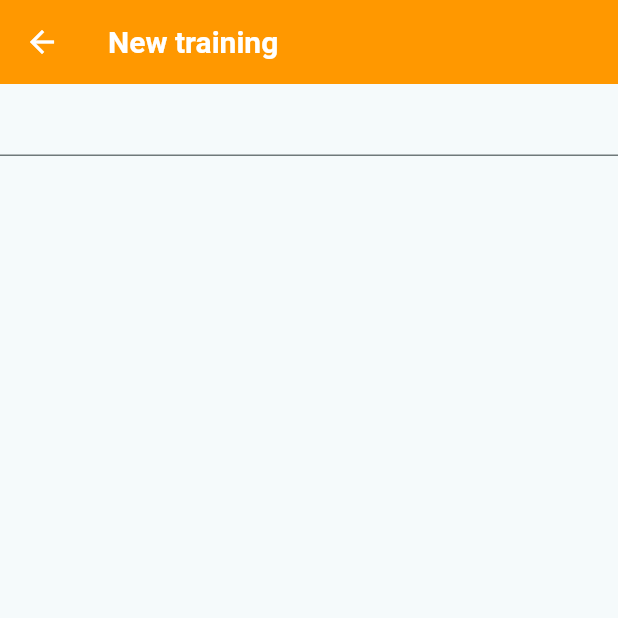
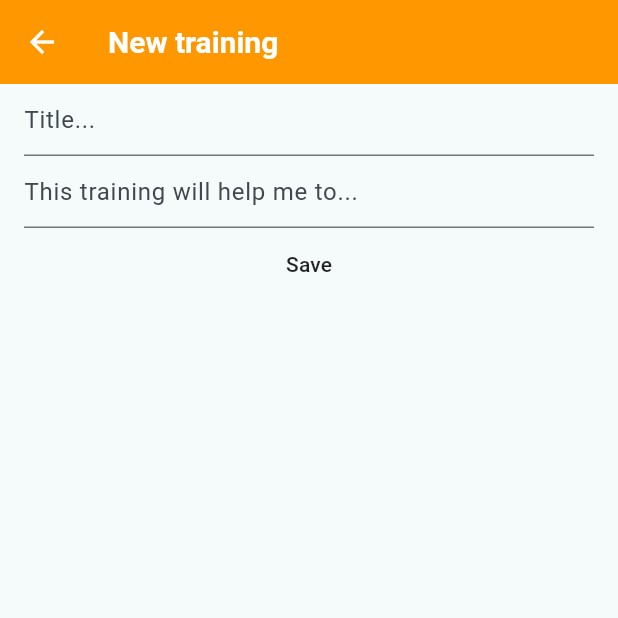
Before and after one commit to G3nD4/flutter_trainigs_diary, a Flutter app: the screen it shows after launch, item 2 of the bottom bar chosen, after a tap on the "add circle" icon, on a phone screen of 412 x 824 dp, the top half of it. Run offline on Flutter 3.47's test engine with Material 2 defaults, Android fonts, the phone set to English and light mode, and no system bars; our stand-ins replace bloc, flutter_bloc, shared_preferences.

Commit message:
feat[app]: added adding training plain feature and training screen

```diff
--- a/lib/home_page.dart
+++ b/lib/home_page.dart
@@ -23,7 +23,7 @@ class _HomePageState extends State<HomePage> {
     super.initState();
   }
 
-  static const List<String> _titles = ['Stopwatch', 'Trainings diary'];
+  static const List<String> _titles = ['Stopwatch', 'My trainings'];
 
   @override
   Widget build(BuildContext context) {
--- a/lib/main.dart
+++ b/lib/main.dart
@@ -1,5 +1,7 @@
 import 'package:flutter/material.dart';
+import 'package:flutter_bloc/flutter_bloc.dart';
 import 'package:sport_app/home_page.dart';
+import 'package:sport_app/trainings/bloc/trainings_bloc.dart';
 
 void main() {
   runApp(const SportApp());
@@ -15,7 +17,13 @@ class SportApp extends StatefulWidget {
 class _SportAppState extends State<SportApp> {
   @override
   Widget build(BuildContext context) {
-    return MaterialApp(
+    return MultiBlocProvider(
+      providers: [
+        BlocProvider<TrainingsBloc>(
+          create: (context) => TrainingsBloc(),
+        ),
+      ],
+      child: MaterialApp(
         title: 'Training diary',
         theme: ThemeData(
           appBarTheme: const AppBarTheme(
@@ -33,6 +41,7 @@ class _SportAppState extends State<SportApp> {
         ),
         darkTheme: ThemeData.dark(),
         home: const HomePage(),
+      ),
     );
   }
 }
--- /dev/null
+++ b/lib/trainings/bloc/trainings_bloc.dart
@@ -0,0 +1,28 @@
+import 'package:bloc/bloc.dart';
+import 'package:sport_app/utils/models/training_plan_model.dart';
+import 'package:sport_app/utils/services/preferences_service.dart';
+
+part 'trainings_event.dart';
+part 'trainings_state.dart';
+
+class TrainingsBloc extends Bloc<TrainingsEvent, TrainingsState> {
+  late final List<TrainingPlan> trainings;
+
+  TrainingsBloc() : super(TrainingsInitial()) {
+    on<TrainingsLoadEvent>(_loadTrainings);
+    on<AddTrainingEvent>(_addTraining);
+  }
+
+  void _loadTrainings(TrainingsLoadEvent event, Emitter<TrainingsState> emit) async {
+    emit(TrainingsLoading());
+    trainings = await getTrainings() ?? [];
+    emit(TrainingsLoaded(trainings));
+  }
+
+  void _addTraining(AddTrainingEvent event, Emitter<TrainingsState> emit) async {
+    emit(TrainingsLoading());
+    trainings.add(event.training);
+    await updateTrainings(trainings);
+    emit(TrainingsLoaded(trainings));
+  }
+}
--- /dev/null
+++ b/lib/trainings/bloc/trainings_event.dart
@@ -0,0 +1,13 @@
+part of 'trainings_bloc.dart';
+
+abstract class TrainingsEvent {}
+
+class TrainingsLoadEvent extends TrainingsEvent {}
+
+class AddTrainingEvent extends TrainingsEvent {
+  final TrainingPlan training;
+
+  AddTrainingEvent(this.training);
+}
+
+class EditTrainingEvent extends TrainingsEvent {}
--- /dev/null
+++ b/lib/trainings/bloc/trainings_state.dart
@@ -0,0 +1,13 @@
+part of 'trainings_bloc.dart';
+
+abstract class TrainingsState {}
+
+class TrainingsInitial extends TrainingsState {}
+
+class TrainingsLoading extends TrainingsState {}
+
+class TrainingsLoaded extends TrainingsState {
+  final List<TrainingPlan> trainings;
+
+  TrainingsLoaded(this.trainings);
+}
--- a/lib/trainings/screens/add_training_screen.dart
+++ /dev/null
@@ -1,30 +0,0 @@
-import 'package:flutter/material.dart';
-import 'package:sport_app/common_widgets/common_appbar.dart';
-
-class AddTrainingDart extends StatefulWidget {
-  const AddTrainingDart({super.key});
-
-  @override
-  State<AddTrainingDart> createState() => _AddTrainingDartState();
-}
-
-class _AddTrainingDartState extends State<AddTrainingDart> {
-  final TextEditingController _titleController = TextEditingController();
-
-  @override
-  Widget build(BuildContext context) {
-    return Scaffold(
-      appBar: const CommonAppBar(
-        title: 'New training',
-        needLeadingPopBack: true,
-      ),
-      body: Column(
-        children: [
-          TextFormField(
-            controller: _titleController,
-          )
-        ],
-      ),
-    );
-  }
-}
--- /dev/null
+++ b/lib/trainings/screens/edit_training_screen.dart
@@ -0,0 +1,70 @@
+import 'package:flutter/material.dart';
+import 'package:sport_app/common_widgets/common_appbar.dart';
+import 'package:sport_app/utils/models/exercise_model.dart';
+import 'package:sport_app/utils/models/training_plan_model.dart';
+
+class EditTrainingScreen extends StatefulWidget {
+  const EditTrainingScreen({super.key});
+
+  @override
+  State<EditTrainingScreen> createState() => _EditTrainingScreenState();
+}
+
+class _EditTrainingScreenState extends State<EditTrainingScreen> {
+  late final TextEditingController _titleController;
+  late final TextEditingController _descriptionController;
+  String _title = '';
+  String? _description;
+  final List<Exercise> _exercises = [];
+
+  @override
+  void initState() {
+    super.initState();
+    _titleController = TextEditingController();
+    _descriptionController = TextEditingController();
+  }
+
+  @override
+  Widget build(BuildContext context) {
+    return Scaffold(
+      appBar: const CommonAppBar(
+        title: 'New training',
+        needLeadingPopBack: true,
+      ),
+      body: Padding(
+        padding: const EdgeInsets.symmetric(horizontal: 16.0),
+        child: Column(
+          children: [
+            TextFormField(
+              decoration: const InputDecoration(hintText: 'Title...'),
+              controller: _titleController,
+              onChanged: (value) {
+                _title = value;
+              },
+            ),
+            TextFormField(
+              decoration: const InputDecoration(
+                  hintText: 'This training will help me to...'),
+              controller: _descriptionController,
+              onChanged: (value) {
+                _description = value;
+              },
+            ),
+            MaterialButton(
+              onPressed: () {
+                if (context.mounted) {
+                  Navigator.pop(context, TrainingPlan(
+                    title: _title,
+                    description: _description,
+                    exercises: _exercises,
+                  ),);
+                }
+              },
+              child: const Text('Save'),
+            )
+          ],
+        ),
+      ),
+    );
+  }
+}
--- a/lib/trainings/screens/trainings_screen.dart
+++ b/lib/trainings/screens/trainings_screen.dart
@@ -1,47 +1,60 @@
 import 'package:flutter/material.dart';
-import 'package:sport_app/trainings/screens/add_training_screen.dart';
+import 'package:sport_app/trainings/bloc/trainings_bloc.dart';
 import 'package:sport_app/trainings/widgets/no_trainings.dart';
 import 'package:sport_app/trainings/widgets/title.dart';
 import 'package:sport_app/trainings/widgets/training_widget.dart';
+import 'package:flutter_bloc/flutter_bloc.dart';
 
-import '../../utils/models/training_plan_model.dart';
-import '../../utils/services/preferences_service.dart';
+import 'edit_training_screen.dart';
 
-class TrainingsScreen extends StatelessWidget {
+class TrainingsScreen extends StatefulWidget {
   const TrainingsScreen({super.key});
+
+  @override
+  State<TrainingsScreen> createState() => _TrainingsScreenState();
+}
+
+class _TrainingsScreenState extends State<TrainingsScreen> {
+  late final TrainingsBloc trainingsBloc;
+
+  @override
+  void initState() {
+    super.initState();
+    trainingsBloc = TrainingsBloc()..add(TrainingsLoadEvent());
+  }
 
   @override
   Widget build(BuildContext context) {
     return Scaffold(
-      body: Column(
-        mainAxisAlignment: MainAxisAlignment.start,
-        crossAxisAlignment: CrossAxisAlignment.start,
-        children: <Widget>[
-          const TrainingPlanTitle(),
-          FutureBuilder(
-            future: getTrainings(),
-            builder: (context, snapshot) {
-              switch (snapshot.connectionState) {
-                case ConnectionState.done:
-                  if (!snapshot.hasData) {
-                    return const Center(child: NoTrainingsText());
-                  }
-                  List<TrainingPlan> trainings = snapshot.data ?? [];
-                  return SliverList(
+      body: BlocProvider(
+        create: (context) => trainingsBloc,
+        child: BlocBuilder<TrainingsBloc, TrainingsState>(
+          builder: (context, state) {
+            if (state is TrainingsLoading) {
+              return const Center(child: CircularProgressIndicator());
+            }
+            if (state is TrainingsLoaded) {
+              if (state.trainings.isEmpty) {
+                return const Center(child: NoTrainingsText());
+              }
+              return CustomScrollView(
+                scrollDirection: Axis.vertical,
+                shrinkWrap: true,
+                slivers: [
+                  SliverList(
                     delegate: SliverChildBuilderDelegate(
-                      (context, index) {
-                        return TrainingContainerWidget(
-                          training: trainings[index],
-                        );
-                      },
+                      (context, index) => TrainingContainerWidget(
+                        training: state.trainings[index],
+                      ),
+                      childCount: state.trainings.length,
                     ),
-                  );
-                default:
-                  return const Center(child: CircularProgressIndicator());
-              }
-            },
-          )
-        ],
+                  )
+                ],
+              );
+            }
+            return const Center(child: CircularProgressIndicator());
+          },
+        ),
       ),
       floatingActionButton: IconButton(
         iconSize: 64.0,
@@ -53,8 +66,14 @@ class TrainingsScreen extends StatelessWidget {
           Navigator.push(
             context,
             MaterialPageRoute(
-              builder: (context) => const AddTrainingDart(),
+              builder: (context) => const EditTrainingScreen(),
             ),
+          ).then(
+            (value) async {
+              if (value != null) {
+                trainingsBloc.add(AddTrainingEvent(value));
+              }
+            },
           );
         },
       ),
--- a/lib/utils/models/training_plan_model.dart
+++ b/lib/utils/models/training_plan_model.dart
@@ -13,8 +13,8 @@ class TrainingPlan {
       description: json['description'],
       exercises: json['exercises'] == null
           ? null
-          : (json['exercises'] as List<Map<String, dynamic>>)
-              .map((exercise) => Exercise.fromJson(exercise))
+          : (json['exercises'] as List<dynamic>)
+              .map((exercise) => Exercise.fromJson(exercise as Map<String, dynamic>))
               .toList(),
     );
   }
```
Also changed, not shown: lib/trainings/screens/training_plan_screen.dart (added, +67 -0 lines), lib/trainings/widgets/training_widget.dart (+44 -9 lines). Lines whose indentation alone changed are shown as unchanged.
